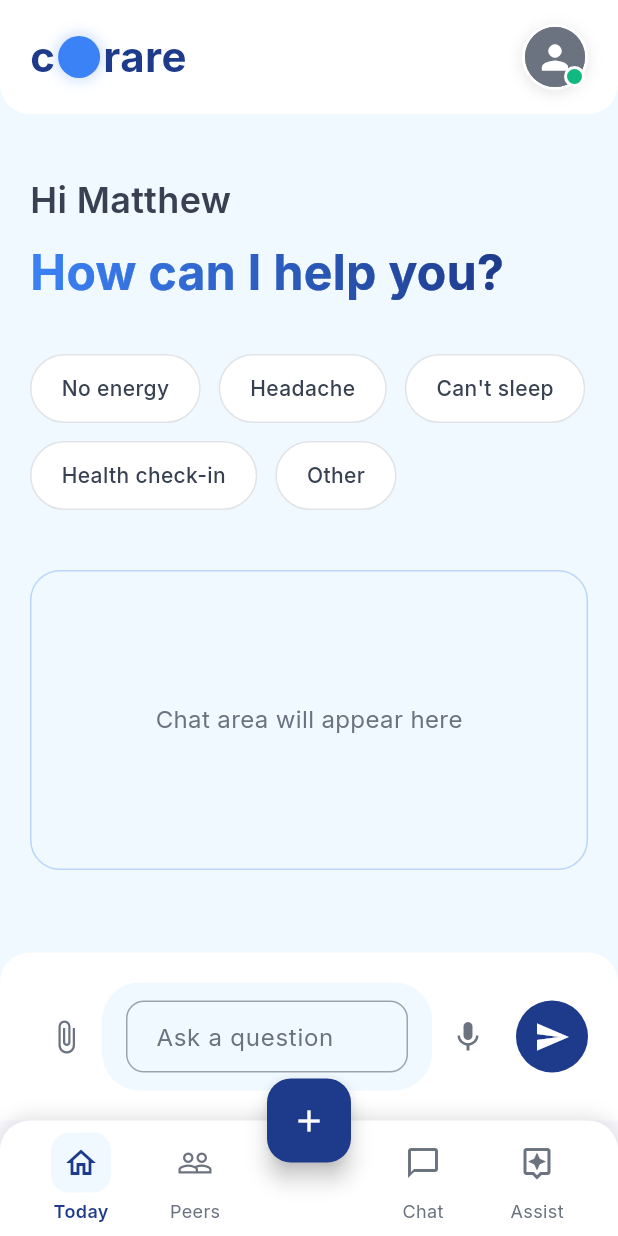
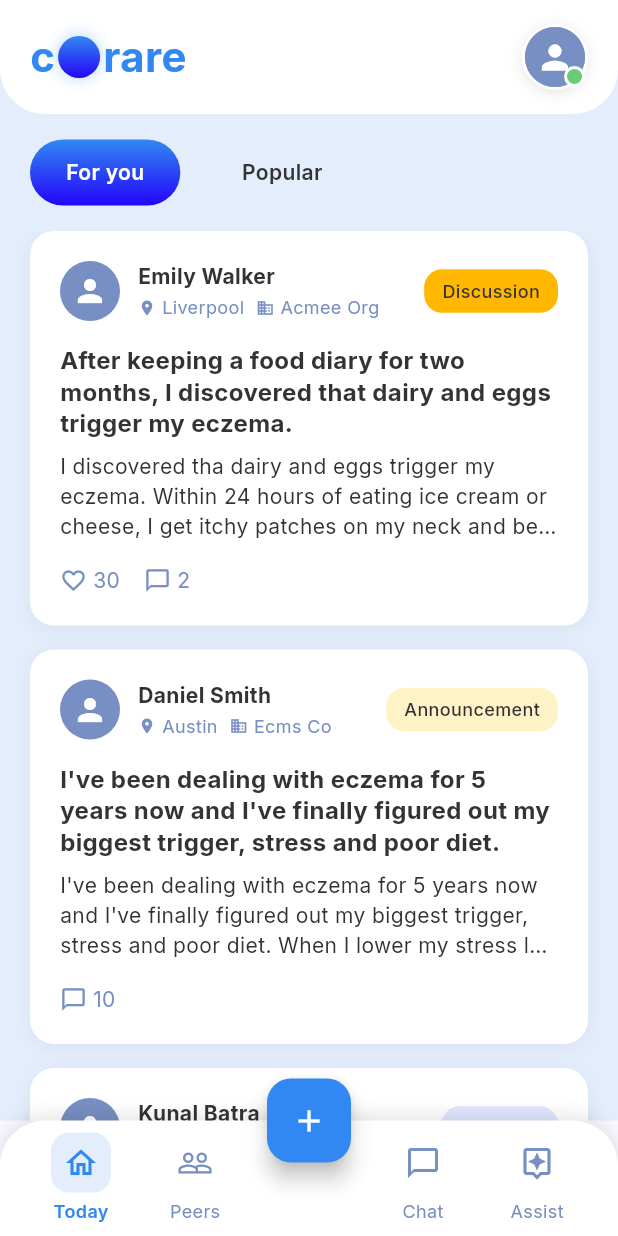
Before and after one commit to philippearmel/corare3, a Flutter app: the screen it shows after launch, on a phone screen of 412 x 824 dp. Run offline on Flutter 3.47's test engine with Material 3 defaults, Android fonts, the phone set to English and light mode, and no system bars; our stand-ins replace go_router, google_fonts.

Commit message:
fixes in UI

```diff
--- a/lib/main.dart
+++ b/lib/main.dart
@@ -1,9 +1,21 @@
 import 'package:flutter/material.dart';
+import 'package:flutter/services.dart';
 import 'package:go_router/go_router.dart';
 import 'theme/app_theme.dart';
 import 'screens/main_navigation.dart';
 
 void main() {
+  WidgetsFlutterBinding.ensureInitialized();
+
+  // Set system UI overlay style for white status bar
+  SystemChrome.setSystemUIOverlayStyle(
+    const SystemUiOverlayStyle(
+      statusBarColor: Colors.white,
+      statusBarIconBrightness: Brightness.dark,
+      statusBarBrightness: Brightness.light,
+    ),
+  );
+
   runApp(const CorareApp());
 }
 
@@ -16,6 +28,17 @@ class CorareApp extends StatelessWidget {
       title: 'Corare',
       theme: AppTheme.theme,
       routerConfig: _router,
+      builder: (context, child) {
+        // Ensure status bar is transparent
+        SystemChrome.setSystemUIOverlayStyle(
+          const SystemUiOverlayStyle(
+            statusBarColor: Colors.white,
+            statusBarIconBrightness: Brightness.dark,
+            statusBarBrightness: Brightness.light,
+          ),
+        );
+        return child!;
+      },
     );
   }
 }
--- a/lib/screens/assist_screen.dart
+++ b/lib/screens/feed_screen.dart
@@ -3,15 +3,16 @@ import '../theme/app_theme.dart';
 import '../widgets/app_header.dart';
 import '../widgets/post_card.dart';
 import '../models/post.dart';
+import '../widgets/custom_scaffold.dart';
 
-class AssistScreen extends StatefulWidget {
-  const AssistScreen({super.key});
+class FeedScreen extends StatefulWidget {
+  const FeedScreen({super.key});
 
   @override
-  State<AssistScreen> createState() => _AssistScreenState();
+  State<FeedScreen> createState() => _FeedScreenState();
 }
 
-class _AssistScreenState extends State<AssistScreen> {
+class _FeedScreenState extends State<FeedScreen> {
   int _selectedTab = 0;
 
   @override
@@ -68,12 +69,11 @@ class _AssistScreenState extends State<AssistScreen> {
       ),
     ];
 
-    return Scaffold(
-      backgroundColor: AppTheme.lightBlueBackground,
+    return CustomScaffold(
+      appBar: const AppHeader(),
       body: SafeArea(
         child: Column(
           children: [
-            const AppHeader(),
             // Tab selector
             Container(
               padding: const EdgeInsets.symmetric(horizontal: 20, vertical: 16),
@@ -113,10 +113,26 @@ class _AssistScreenState extends State<AssistScreen> {
         });
       },
       child: Container(
-        padding: const EdgeInsets.symmetric(horizontal: 20, vertical: 8),
+        padding: const EdgeInsets.symmetric(horizontal: 24, vertical: 12),
         decoration: BoxDecoration(
-          color: isSelected ? AppTheme.primaryBlue : AppTheme.white,
-          borderRadius: BorderRadius.circular(20),
+          gradient: isSelected
+              ? const LinearGradient(
+                  begin: Alignment.topCenter,
+                  end: Alignment.bottomCenter,
+                  colors: [
+                    AppTheme.blueGradientStart,
+                    AppTheme.blueGradientEnd,
+                  ],
+                )
+              : null,
+          color: isSelected ? null : Colors.transparent,
+          borderRadius: BorderRadius.circular(25),
+          border: isSelected
+              ? null
+              : Border.all(
+                  color: AppTheme.lightGray.withValues(alpha: 0.3),
+                  width: 1,
+                ),
         ),
         child: Text(
           label,
--- a/lib/screens/main_navigation.dart
+++ b/lib/screens/main_navigation.dart
@@ -4,7 +4,7 @@ import '../widgets/custom_bottom_nav.dart';
 import 'today_screen.dart';
 import 'peers_screen.dart';
 import 'chat_screen.dart';
-import 'assist_screen.dart';
+import 'feed_screen.dart';
 
 class MainNavigation extends StatefulWidget {
   const MainNavigation({super.key});
@@ -17,10 +17,10 @@ class _MainNavigationState extends State<MainNavigation> {
   int _currentIndex = 0;
 
   final List<Widget> _screens = [
-    const TodayScreen(),
+    const FeedScreen(),
     const PeersScreen(),
     const ChatScreen(),
-    const AssistScreen(),
+    const TodayScreen(),
   ];
 
   @override
--- a/lib/screens/today_screen.dart
+++ b/lib/screens/today_screen.dart
@@ -4,18 +4,18 @@ import '../theme/app_theme.dart';
 import '../widgets/app_header.dart';
 import '../widgets/suggestion_chips.dart';
 import '../widgets/chat_input.dart';
+import '../widgets/custom_scaffold.dart';
 
 class TodayScreen extends StatelessWidget {
   const TodayScreen({super.key});
 
   @override
   Widget build(BuildContext context) {
-    return Scaffold(
-      backgroundColor: AppTheme.lightBlueBackground,
+    return CustomScaffold(
+      appBar: const AppHeader(),
       body: SafeArea(
         child: Column(
           children: [
-            const AppHeader(),
             Expanded(
               child: SingleChildScrollView(
                 padding: const EdgeInsets.all(20),
@@ -64,7 +64,7 @@ class TodayScreen extends StatelessWidget {
                         child: Text(
                           'Chat area will appear here',
                           style: TextStyle(
-                            color: AppTheme.mediumGray,
+                            color: AppTheme.mediumBlue,
                             fontSize: 16,
                           ),
                         ),
--- a/lib/screens/welcome_screen.dart
+++ b/lib/screens/welcome_screen.dart
@@ -139,7 +139,7 @@ class WelcomeScreen extends StatelessWidget {
                   'Or sign up with',
                   style: GoogleFonts.inter(
                     fontSize: 14,
-                    color: AppTheme.mediumGray,
+                    color: AppTheme.mediumBlue,
                   ),
                 ),
                 const SizedBox(height: 20),
@@ -177,7 +177,7 @@ class WelcomeScreen extends StatelessWidget {
           ),
         ],
       ),
-      child: Icon(icon, size: 24, color: AppTheme.mediumGray),
+      child: Icon(icon, size: 24, color: AppTheme.mediumBlue),
     );
   }
 }
--- a/lib/theme/app_theme.dart
+++ b/lib/theme/app_theme.dart
@@ -1,17 +1,36 @@
 import 'package:flutter/material.dart';
+import 'package:flutter/services.dart';
 import 'package:google_fonts/google_fonts.dart';
 
 class AppTheme {
-  // Brand Colors
-  static const Color primaryBlue = Color(0xFF1E3A8A);
-  static const Color lightBlue = Color(0xFF3B82F6);
-  static const Color lightBlueBackground = Color(0xFFF0F9FF);
-  static const Color darkGray = Color(0xFF374151);
-  static const Color mediumGray = Color(0xFF6B7280);
-  static const Color lightGray = Color(0xFF9CA3AF);
-  static const Color yellowTag = Color(0xFFFEF3C7);
-  static const Color greenOnline = Color(0xFF10B981);
+  // Brand Colors - Updated from Style Guide
+  // Blue Gradient Colors
+  static const Color blueGradientStart = Color(0xFF3288F2);
+  static const Color blueGradientEnd = Color(0xFF2404FB);
+
+  // Primary Colors
+  static const Color primaryBlue = Color(
+    0xFF3288F2,
+  ); // Using gradient start as primary
+  static const Color lightBlue = Color(0xFF3288F2);
+  static const Color lightBlueBackground = Color(0xFFE3EDFC);
+
+  // Accent Colors
+  static const Color green = Color(0xFF6BCB77);
+  static const Color orange = Color(0xFFFFB700);
+
+  // Text Colors
+  static const Color darkGray = Color(0xFF333333);
+  static const Color lightGray = Color(0xFFF4F4F4);
+  static const Color mediumBlue = Color(0xFF778FC2);
+  static const Color mediumBlueDark = Color(0xFF687EC5);
+
+  // Utility Colors
   static const Color white = Color(0xFFFFFFFF);
+  static const Color yellowTag = Color(
+    0xFFFFB700,
+  ); // Using orange as yellow alternative
+  static const Color greenOnline = Color(0xFF6BCB77);
 
   static ThemeData get theme {
     return ThemeData(
@@ -24,6 +43,11 @@ class AppTheme {
       appBarTheme: AppBarTheme(
         backgroundColor: Colors.transparent,
         elevation: 0,
+        systemOverlayStyle: const SystemUiOverlayStyle(
+          statusBarColor: Colors.transparent,
+          statusBarIconBrightness: Brightness.dark,
+          statusBarBrightness: Brightness.light,
+        ),
         titleTextStyle: GoogleFonts.inter(
           fontSize: 18,
           fontWeight: FontWeight.w600,
--- a/lib/widgets/app_header.dart
+++ b/lib/widgets/app_header.dart
@@ -1,4 +1,5 @@
 import 'package:flutter/material.dart';
+import 'package:flutter/services.dart';
 import 'package:google_fonts/google_fonts.dart';
 import '../theme/app_theme.dart';
 
@@ -7,15 +8,26 @@ class AppHeader extends StatelessWidget {
 
   @override
   Widget build(BuildContext context) {
-    return Container(
+    return AnnotatedRegion<SystemUiOverlayStyle>(
+      value: const SystemUiOverlayStyle(
+        statusBarColor: Colors.white,
+        statusBarIconBrightness: Brightness.dark,
+        statusBarBrightness: Brightness.light,
+      ),
+      child: Container(
         decoration: const BoxDecoration(
           color: AppTheme.white,
           borderRadius: BorderRadius.only(
-          bottomLeft: Radius.circular(20),
-          bottomRight: Radius.circular(20),
+            bottomLeft: Radius.circular(30),
+            bottomRight: Radius.circular(30),
           ),
         ),
-      padding: const EdgeInsets.symmetric(horizontal: 20, vertical: 16),
+        padding: EdgeInsets.only(
+          left: 20,
+          right: 20,
+          top: MediaQuery.of(context).padding.top + 16,
+          bottom: 16,
+        ),
         child: Row(
           mainAxisAlignment: MainAxisAlignment.spaceBetween,
           children: [
@@ -31,16 +43,25 @@ class AppHeader extends StatelessWidget {
                   ),
                 ),
                 const SizedBox(width: 2),
-              // Special "o" as a circular element
+                // Special "o" as a circular element with gradient
                 Container(
                   width: 28,
                   height: 28,
                   decoration: BoxDecoration(
-                  color: AppTheme.lightBlue,
+                    gradient: const LinearGradient(
+                      begin: Alignment.topCenter,
+                      end: Alignment.bottomCenter,
+                      colors: [
+                        AppTheme.blueGradientStart,
+                        AppTheme.blueGradientEnd,
+                      ],
+                    ),
                     shape: BoxShape.circle,
                     boxShadow: [
                       BoxShadow(
-                      color: AppTheme.lightBlue.withValues(alpha: 0.3),
+                        color: AppTheme.blueGradientStart.withValues(
+                          alpha: 0.3,
+                        ),
                         blurRadius: 8,
                         spreadRadius: 1,
                       ),
@@ -66,7 +87,7 @@ class AppHeader extends StatelessWidget {
                   height: 44,
                   decoration: BoxDecoration(
                     shape: BoxShape.circle,
-                  color: AppTheme.mediumGray,
+                    color: AppTheme.mediumBlue,
                     border: Border.all(color: AppTheme.white, width: 2),
                     boxShadow: [
                       BoxShadow(
@@ -78,7 +99,9 @@ class AppHeader extends StatelessWidget {
                   ),
                   child: ClipOval(
                     child: Container(
-                    decoration: const BoxDecoration(color: AppTheme.mediumGray),
+                      decoration: const BoxDecoration(
+                        color: AppTheme.mediumBlue,
+                      ),
                       child: const Icon(
                         Icons.person,
                         color: AppTheme.white,
@@ -104,6 +127,7 @@ class AppHeader extends StatelessWidget {
             ),
           ],
         ),
+      ),
     );
   }
 }
--- a/lib/widgets/chat_card.dart
+++ b/lib/widgets/chat_card.dart
@@ -33,7 +33,7 @@ class ChatCard extends StatelessWidget {
                 height: 50,
                 decoration: BoxDecoration(
                   shape: BoxShape.circle,
-                  color: AppTheme.mediumGray,
+                  color: AppTheme.mediumBlue,
                 ),
                 child: const Icon(
                   Icons.person,
@@ -74,7 +74,7 @@ class ChatCard extends StatelessWidget {
                   chat.lastMessage,
                   style: GoogleFonts.inter(
                     fontSize: 14,
-                    color: AppTheme.mediumGray,
+                    color: AppTheme.mediumBlue,
                   ),
                   maxLines: 1,
                   overflow: TextOverflow.ellipsis,
--- a/lib/widgets/chat_input.dart
+++ b/lib/widgets/chat_input.dart
@@ -19,7 +19,7 @@ class ChatInput extends StatelessWidget {
         children: [
           IconButton(
             onPressed: () {},
-            icon: const Icon(Icons.attach_file, color: AppTheme.mediumGray),
+            icon: const Icon(Icons.attach_file, color: AppTheme.mediumBlue),
           ),
           Expanded(
             child: Container(
@@ -32,7 +32,7 @@ class ChatInput extends StatelessWidget {
                 decoration: InputDecoration(
                   hintText: 'Ask a question',
                   hintStyle: TextStyle(
-                    color: AppTheme.mediumGray,
+                    color: AppTheme.mediumBlue,
                     fontSize: 16,
                   ),
                   border: InputBorder.none,
@@ -42,7 +42,7 @@ class ChatInput extends StatelessWidget {
           ),
           IconButton(
             onPressed: () {},
-            icon: const Icon(Icons.mic, color: AppTheme.mediumGray),
+            icon: const Icon(Icons.mic, color: AppTheme.mediumBlue),
           ),
           Container(
             margin: const EdgeInsets.only(left: 8),
--- a/lib/widgets/custom_bottom_nav.dart
+++ b/lib/widgets/custom_bottom_nav.dart
@@ -18,8 +18,8 @@ class CustomBottomNav extends StatelessWidget {
       decoration: const BoxDecoration(
         color: AppTheme.white,
         borderRadius: BorderRadius.only(
-          topLeft: Radius.circular(20),
-          topRight: Radius.circular(20),
+          topLeft: Radius.circular(30),
+          topRight: Radius.circular(30),
         ),
         boxShadow: [
           BoxShadow(
@@ -65,7 +65,7 @@ class CustomBottomNav extends StatelessWidget {
             ),
             child: Icon(
               icon,
-              color: isSelected ? AppTheme.primaryBlue : AppTheme.mediumGray,
+              color: isSelected ? AppTheme.primaryBlue : AppTheme.mediumBlue,
               size: 24,
             ),
           ),
@@ -74,7 +74,7 @@ class CustomBottomNav extends StatelessWidget {
             label,
             style: GoogleFonts.inter(
               fontSize: 12,
-              color: isSelected ? AppTheme.primaryBlue : AppTheme.mediumGray,
+              color: isSelected ? AppTheme.primaryBlue : AppTheme.mediumBlue,
               fontWeight: isSelected ? FontWeight.w600 : FontWeight.w400,
             ),
           ),
--- /dev/null
+++ b/lib/widgets/custom_scaffold.dart
@@ -0,0 +1,30 @@
+import 'package:flutter/material.dart';
+import 'package:flutter/services.dart';
+import '../theme/app_theme.dart';
+
+class CustomScaffold extends StatelessWidget {
+  final Widget body;
+  final Widget? appBar;
+
+  const CustomScaffold({super.key, required this.body, this.appBar});
+
+  @override
+  Widget build(BuildContext context) {
+    return AnnotatedRegion<SystemUiOverlayStyle>(
+      value: const SystemUiOverlayStyle(
+        statusBarColor: Colors.white,
+        statusBarIconBrightness: Brightness.dark,
+        statusBarBrightness: Brightness.light,
+      ),
+      child: Scaffold(
+        backgroundColor: AppTheme.lightBlueBackground,
+        body: Column(
+          children: [
+            if (appBar != null) appBar!,
+            Expanded(child: body),
+          ],
+        ),
+      ),
+    );
+  }
+}
--- a/lib/widgets/post_card.dart
+++ b/lib/widgets/post_card.dart
@@ -41,7 +41,7 @@ class PostCard extends StatelessWidget {
                   height: 40,
                   decoration: BoxDecoration(
                     shape: BoxShape.circle,
-                    color: AppTheme.mediumGray,
+                    color: AppTheme.mediumBlue,
                   ),
                   child: const Icon(
                     Icons.person,
@@ -68,28 +68,28 @@ class PostCard extends StatelessWidget {
                           const Icon(
                             Icons.location_on,
                             size: 12,
-                            color: AppTheme.mediumGray,
+                            color: AppTheme.mediumBlue,
                           ),
                           const SizedBox(width: 4),
                           Text(
                             post.authorLocation,
                             style: GoogleFonts.inter(
                               fontSize: 12,
-                              color: AppTheme.mediumGray,
+                              color: AppTheme.mediumBlue,
                             ),
                           ),
                           const SizedBox(width: 8),
                           const Icon(
                             Icons.business,
                             size: 12,
-                            color: AppTheme.mediumGray,
+                            color: AppTheme.mediumBlue,
                           ),
                           const SizedBox(width: 4),
                           Text(
                             post.authorOrganization,
                             style: GoogleFonts.inter(
                               fontSize: 12,
-                              color: AppTheme.mediumGray,
+                              color: AppTheme.mediumBlue,
                             ),
                           ),
                         ],
@@ -131,14 +131,14 @@ class PostCard extends StatelessWidget {
                   const Icon(
                     Icons.favorite_border,
                     size: 18,
-                    color: AppTheme.mediumGray,
+                    color: AppTheme.mediumBlue,
                   ),
                   const SizedBox(width: 4),
                   Text(
                     '${post.likes}',
                     style: GoogleFonts.inter(
                       fontSize: 14,
-                      color: AppTheme.mediumGray,
+                      color: AppTheme.mediumBlue,
                     ),
                   ),
                   const SizedBox(width: 16),
@@ -146,14 +146,14 @@ class PostCard extends StatelessWidget {
                 const Icon(
                   Icons.chat_bubble_outline,
                   size: 18,
-                  color: AppTheme.mediumGray,
+                  color: AppTheme.mediumBlue,
                 ),
                 const SizedBox(width: 4),
                 Text(
                   '${post.comments}',
                   style: GoogleFonts.inter(
                     fontSize: 14,
-                    color: AppTheme.mediumGray,
+                    color: AppTheme.mediumBlue,
                   ),
                 ),
               ],
```
Also changed, not shown: lib/screens/chat_screen.dart (+3 -4 lines), lib/screens/peers_screen.dart (+3 -4 lines), lib/screens/post_detail_screen.dart (+13 -13 lines), lib/widgets/navigation_app_bar.dart (+12 -5 lines), lib/widgets/peer_card.dart (+5 -5 lines). Lines whose indentation alone changed are shown as unchanged.
